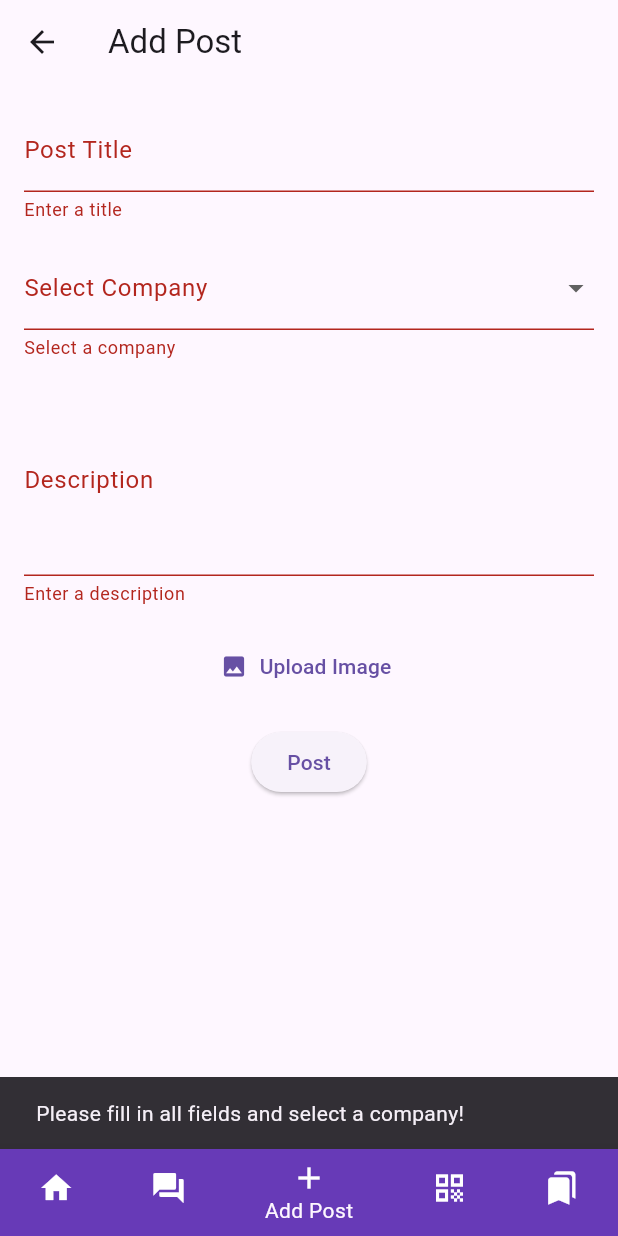
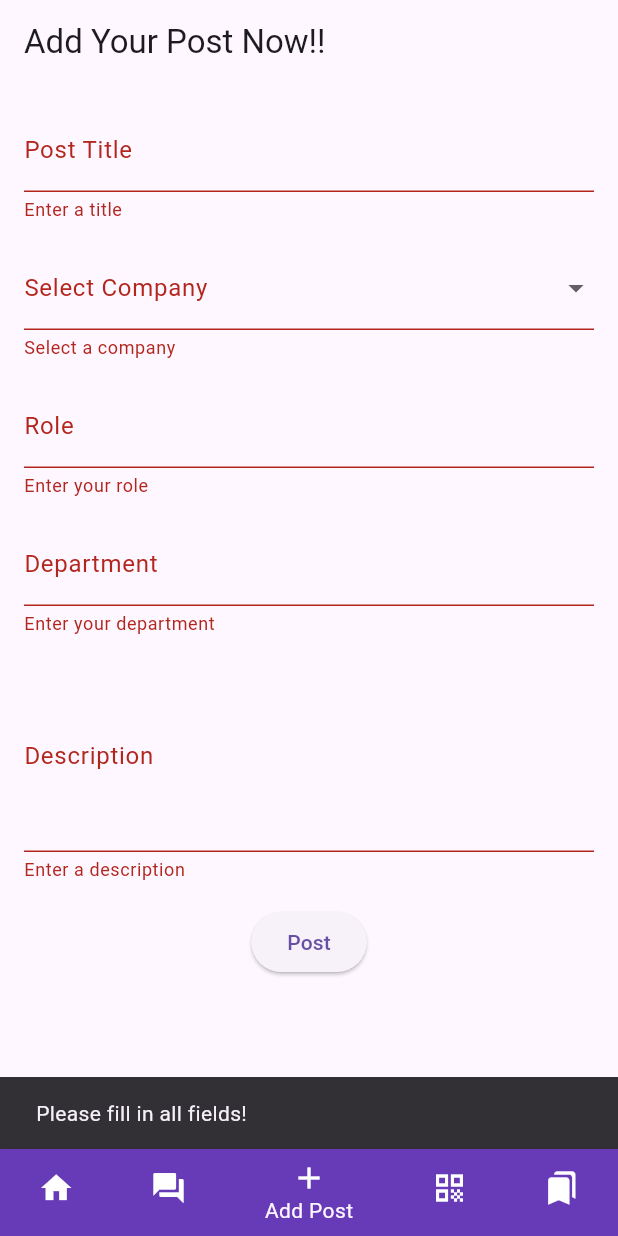
Before and after one commit to Kaizo1610/internship_reviewer_app, a Flutter app: the AddPostPage screen opened by its route, item 3 of the bottom bar chosen, after a tap on "Post", on a phone screen of 412 x 824 dp. Run offline on Flutter 3.47's test engine with Material 3 defaults, Android fonts, the phone set to English and light mode, and no system bars; our stand-ins replace cloud_firestore, file_picker, firebase_auth, firebase_core, firebase_messaging; missing offline and left inert: file_selector; accounts and stored records are empty.

Commit message:
adjusting forum and add post page

```diff
--- a/lib/forum/add_post_page.dart
+++ b/lib/forum/add_post_page.dart
@@ -1,13 +1,10 @@
 import 'package:flutter/material.dart';
-import 'package:internship_reviewer_app/homepage/dashboard_screen.dart';
+import 'package:cloud_firestore/cloud_firestore.dart';
+import 'package:firebase_auth/firebase_auth.dart';
 import 'forum_page.dart';
 import 'package:internship_reviewer_app/qr_scanner/scan_company.dart';
+import 'package:internship_reviewer_app/homepage/dashboard_screen.dart';
 import 'package:internship_reviewer_app/save_job/bookmarks.dart';
-import 'package:cloud_firestore/cloud_firestore.dart';
-import 'package:firebase_auth/firebase_auth.dart';
-import 'package:firebase_storage/firebase_storage.dart';
-import 'package:image_picker/image_picker.dart';
-import 'dart:io';
 
 class AddPostPage extends StatefulWidget {
   @override
@@ -18,9 +15,9 @@ class _AddPostPageState extends State<AddPostPage> {
   final _formKey = GlobalKey<FormState>();
   String _title = '';
   String _description = '';
+  String _role = '';
+  String _department = '';
   String _selectedCompany = '';
-  File? _image;
-  bool _isUploading = false;
 
   final List<String> companies = [
     "Petronas",
@@ -33,72 +30,42 @@ class _AddPostPageState extends State<AddPostPage> {
     "KPJ Healthcare Berhad",
   ];
 
-  Future<void> _pickImage() async {
-    final pickedFile = await ImagePicker().pickImage(source: ImageSource.gallery);
-    if (pickedFile != null) {
-      setState(() {
-        _image = File(pickedFile.path);
-      });
-    }
-  }
-
-  Future<String?> _uploadImage(File imageFile) async {
-    try {
-      String fileName = DateTime.now().millisecondsSinceEpoch.toString();
-      Reference ref = FirebaseStorage.instance.ref().child('post_images/$fileName.jpg');
-      UploadTask uploadTask = ref.putFile(imageFile);
-      TaskSnapshot snapshot = await uploadTask;
-      return await snapshot.ref.getDownloadURL();
-    } catch (e) {
-      print("Error uploading image: $e");
-      return null;
-    }
-  }
-
   Future<void> _submitPost() async {
     if (_formKey.currentState!.validate() && _selectedCompany.isNotEmpty) {
-      setState(() {
-        _isUploading = true;
-      });
-
       _formKey.currentState!.save();
 
       User? user = FirebaseAuth.instance.currentUser;
-      String authorName = user?.displayName ?? "Anonymous";
-      String profilePicUrl = user?.photoURL ?? "";
+      if (user == null) {
+        ScaffoldMessenger.of(context).showSnackBar(SnackBar(content: Text("User not logged in.")));
+        return;
+      }
 
-      String? imageUrl = _image != null ? await _uploadImage(_image!) : null;
+      String authorName = user.displayName ?? "Anonymous";
+      String profilePicUrl = user.photoURL ?? "";
 
       await FirebaseFirestore.instance.collection('posts').add({
         'title': _title,
         'description': _description,
         'company': _selectedCompany,
-        'imageUrl': imageUrl,
+        'role': _role,
+        'department': _department,
         'author': authorName,
         'profilePic': profilePicUrl,
         'timestamp': FieldValue.serverTimestamp(),
       });
 
-      setState(() {
-        _isUploading = false;
-      });
-
-      ScaffoldMessenger.of(context).showSnackBar(
-        SnackBar(content: Text('Post Added Successfully!')),
-      );
-
+      ScaffoldMessenger.of(context).showSnackBar(SnackBar(content: Text('Post Added Successfully!')));
       Navigator.pop(context);
     } else {
-      ScaffoldMessenger.of(context).showSnackBar(
-        SnackBar(content: Text('Please fill in all fields and select a company!')),
-      );
+      ScaffoldMessenger.of(context).showSnackBar(SnackBar(content: Text('Please fill in all fields!')));
     }
   }
 
-  @override
+@override
   Widget build(BuildContext context) {
     return Scaffold(
-      appBar: AppBar(title: Text('Add Post')),
+      appBar: AppBar(title: Text('Add Your Post Now!!'),
+      automaticallyImplyLeading: false),
       body: SingleChildScrollView(
         padding: EdgeInsets.all(16.0),
         child: Form(
@@ -128,6 +95,22 @@ class _AddPostPageState extends State<AddPostPage> {
               ),
               SizedBox(height: 16),
 
+              // Role Input
+              TextFormField(
+                decoration: InputDecoration(labelText: 'Role'),
+                validator: (value) => value!.isEmpty ? 'Enter your role' : null,
+                onSaved: (value) => _role = value!,
+              ),
+              SizedBox(height: 16),
+
+              // Department Input (User can manually enter)
+              TextFormField(
+                decoration: InputDecoration(labelText: 'Department'),
+                validator: (value) => value!.isEmpty ? 'Enter your department' : null,
+                onSaved: (value) => _department = value!,
+              ),
+              SizedBox(height: 16),
+
               // Description Input
               TextFormField(
                 decoration: InputDecoration(labelText: 'Description'),
@@ -137,54 +120,22 @@ class _AddPostPageState extends State<AddPostPage> {
               ),
               SizedBox(height: 16),
 
-              // Image Picker
-              _image != null
-                  ? Image.file(_image!, height: 150)
-                  : TextButton.icon(
-                      onPressed: _pickImage,
-                      icon: Icon(Icons.image),
-                      label: Text("Upload Image"),
-                    ),
-              SizedBox(height: 16),
-
               // Submit Button
-              _isUploading
-                  ? CircularProgressIndicator()
-                  : ElevatedButton(
-                      onPressed: _submitPost,
-                      child: Text('Post'),
-                    ),
+              ElevatedButton(
+                onPressed: _submitPost,
+                child: Text('Post'),
+              ),
             ],
           ),
         ),
       ),
       bottomNavigationBar: BottomNavigationBar(
         items: const [
-          BottomNavigationBarItem(
-            icon: Icon(Icons.home, color: Colors.white),
-            label: "Home",
-            backgroundColor: Colors.deepPurple,
-          ),
-          BottomNavigationBarItem(
-            icon: Icon(Icons.forum, color: Colors.white),
-            label: "Forum",
-            backgroundColor: Colors.deepPurple,
-          ),
-          BottomNavigationBarItem(
-            icon: Icon(Icons.add, color: Colors.white),
-            label: "Add Post",
-            backgroundColor: Colors.deepPurple,
-          ),
-          BottomNavigationBarItem(
-            icon: Icon(Icons.qr_code, color: Colors.white),
-            label: "Scan Company",
-            backgroundColor: Colors.deepPurple,
-          ),
-          BottomNavigationBarItem(
-            icon: Icon(Icons.bookmarks, color: Colors.white),
-            label: "Bookmarks",
-            backgroundColor: Colors.deepPurple,
-          ),
+          BottomNavigationBarItem(icon: Icon(Icons.home, color: Colors.white), label: "Home", backgroundColor: Colors.deepPurple),
+          BottomNavigationBarItem(icon: Icon(Icons.forum, color: Colors.white), label: "Forum", backgroundColor: Colors.deepPurple),
+          BottomNavigationBarItem(icon: Icon(Icons.add, color: Colors.white), label: "Add Post", backgroundColor: Colors.deepPurple),
+          BottomNavigationBarItem(icon: Icon(Icons.qr_code, color: Colors.white), label: "Scan Company", backgroundColor: Colors.deepPurple),
+          BottomNavigationBarItem(icon: Icon(Icons.bookmarks, color: Colors.white), label: "Bookmarks", backgroundColor: Colors.deepPurple),
         ],
         currentIndex: 2,
         onTap: (index) {
```
Also changed, not shown: lib/forum/comments_page.dart (added, +108 -0 lines), lib/forum/edit_post_page.dart (+32 -1 lines), lib/forum/forum_page.dart (+115 -46 lines).
